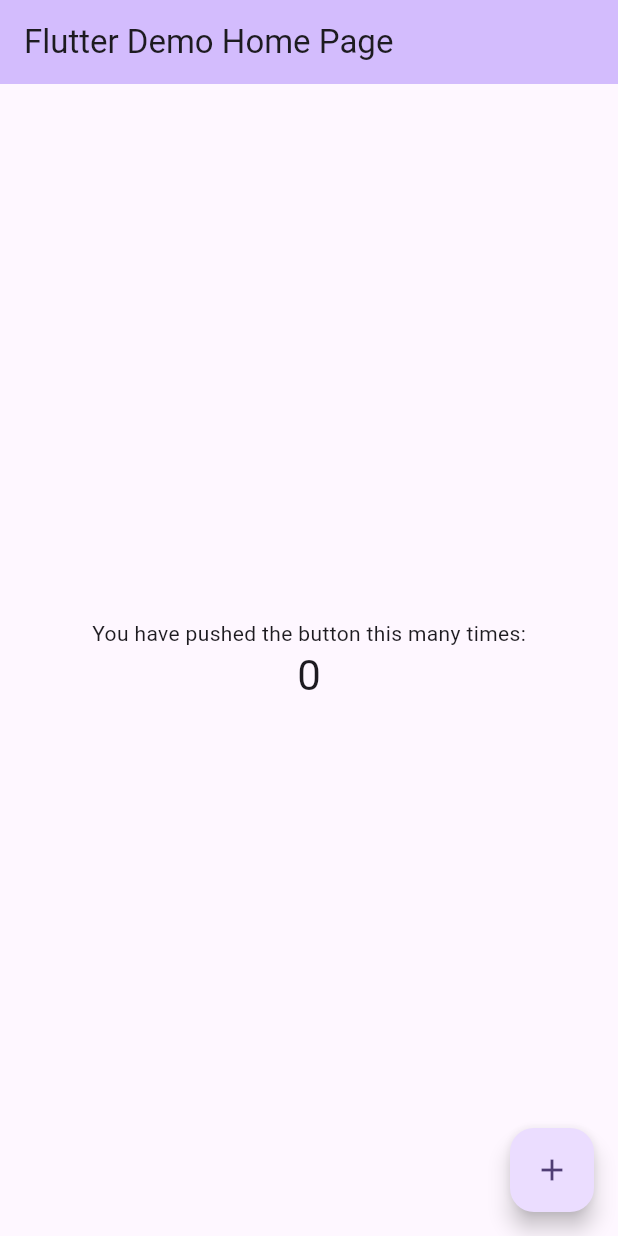
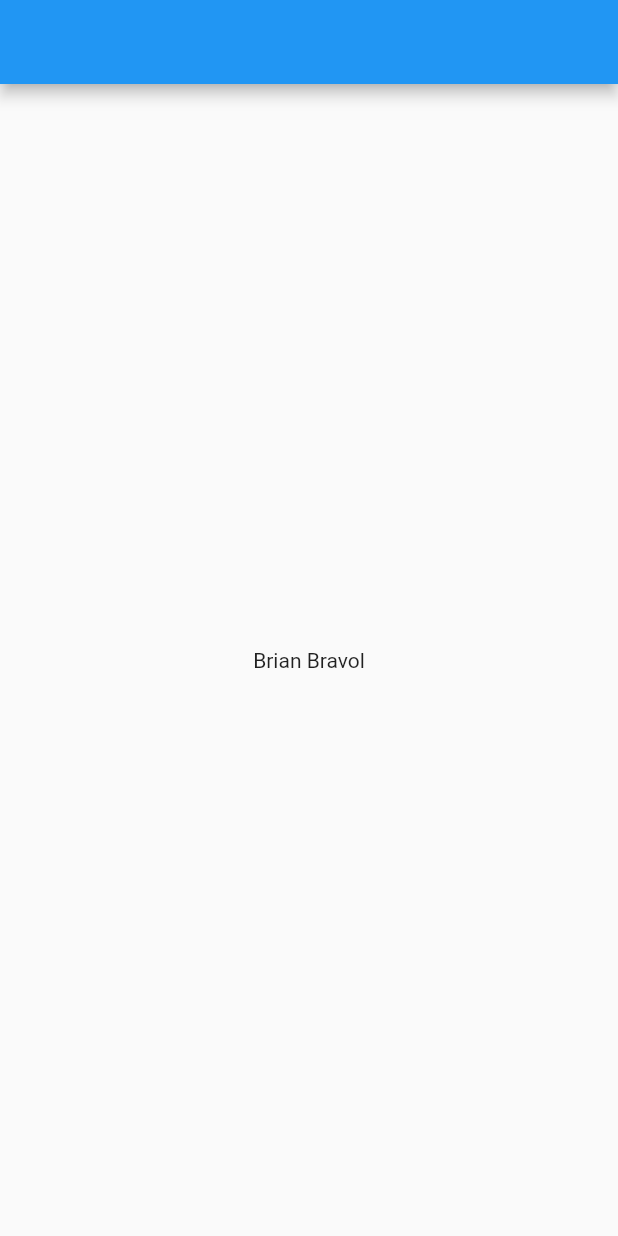
Before and after one commit to bravol/flutter_riverpod_app, a Flutter app: the screen it shows after launch, on a phone screen of 412 x 824 dp. Run offline on Flutter 3.47's test engine with Material 2 defaults, Android fonts, the phone set to English and light mode, and no system bars; our stand-ins replace flutter_riverpod.

Commit message:
PROVIDER

```diff
--- /dev/null
+++ b/lib/home_screen.dart
@@ -0,0 +1,46 @@
+import 'package:flutter/material.dart';
+import 'package:flutter_riverpod/flutter_riverpod.dart';
+import 'package:flutter_riverpod_app/main.dart';
+
+//NO 1
+
+// class HomeScreen extends ConsumerWidget {
+//   const HomeScreen({super.key});
+
+//   @override
+//   Widget build(BuildContext context, WidgetRef ref) {
+//     //methods for communication btn widgets and  providers.
+//     //1. Consumer widget
+//     final name = ref.watch(nameProvider);
+
+//     return Scaffold(
+//       appBar: AppBar(),
+//       body: Center(
+//         child: Text(name),
+//       ),
+//     );
+//   }
+// }
+
+//NO 2
+class HomeScreen extends StatelessWidget {
+  const HomeScreen({super.key});
+
+  @override
+  Widget build(BuildContext context) {
+    //methods for communication btn widgets and  providers.
+    //2. builder widget
+
+    return Scaffold(
+      appBar: AppBar(),
+      body: Consumer(
+        builder: (context, ref, child) {
+          final name = ref.watch(nameProvider);
+          return Center(
+            child: Text(name),
+          );
+        },
+      ),
+    );
+  }
+}
--- a/lib/main.dart
+++ b/lib/main.dart
@@ -1,7 +1,19 @@
 import 'package:flutter/material.dart';
+import 'package:flutter_riverpod/flutter_riverpod.dart';
+import 'package:flutter_riverpod_app/home_screen.dart';
+
+//providers
+//.PROVIDER. it provides data and it is read only
+// ref allows us to talk with other providers
+final nameProvider = Provider<String>((ref) => 'Brian Bravol');
 
 void main() {
-  runApp(const MyApp());
+  runApp(
+    //provider scope keeps the track of all providers. and ensures no leakage
+    const ProviderScope(
+      child: MyApp(),
+    ),
+  );
 }
 
 class MyApp extends StatelessWidget {
@@ -10,116 +22,6 @@ class MyApp extends StatelessWidget {
   // This widget is the root of your application.
   @override
   Widget build(BuildContext context) {
-    return MaterialApp(
-      title: 'Flutter Demo',
-      theme: ThemeData(
-        // This is the theme of your application.
-        //
-        // TRY THIS: Try running your application with "flutter run". You'll see
-        // the application has a blue toolbar. Then, without quitting the app,
-        // try changing the seedColor in the colorScheme below to Colors.green
-        // and then invoke "hot reload" (save your changes or press the "hot
-        // reload" button in a Flutter-supported IDE, or press "r" if you used
-        // the command line to start the app).
-        //
-        // Notice that the counter didn't reset back to zero; the application
-        // state is not lost during the reload. To reset the state, use hot
-        // restart instead.
-        //
-        // This works for code too, not just values: Most code changes can be
-        // tested with just a hot reload.
-        colorScheme: ColorScheme.fromSeed(seedColor: Colors.deepPurple),
-        useMaterial3: true,
-      ),
-      home: const MyHomePage(title: 'Flutter Demo Home Page'),
-    );
+    return const MaterialApp(home: HomeScreen());
   }
 }
-
-class MyHomePage extends StatefulWidget {
-  const MyHomePage({super.key, required this.title});
-
-  // This widget is the home page of your application. It is stateful, meaning
-  // that it has a State object (defined below) that contains fields that affect
-  // how it looks.
-
-  // This class is the configuration for the state. It holds the values (in this
-  // case the title) provided by the parent (in this case the App widget) and
-  // used by the build method of the State. Fields in a Widget subclass are
-  // always marked "final".
-
-  final String title;
-
-  @override
-  State<MyHomePage> createState() => _MyHomePageState();
-}
-
-class _MyHomePageState extends State<MyHomePage> {
-  int _counter = 0;
-
-  void _incrementCounter() {
-    setState(() {
-      // This call to setState tells the Flutter framework that something has
-      // changed in this State, which causes it to rerun the build method below
-      // so that the display can reflect the updated values. If we changed
-      // _counter without calling setState(), then the build method would not be
-      // called again, and so nothing would appear to happen.
-      _counter++;
-    });
-  }
-
-  @override
-  Widget build(BuildContext context) {
-    // This method is rerun every time setState is called, for instance as done
-    // by the _incrementCounter method above.
-    //
-    // The Flutter framework has been optimized to make rerunning build methods
-    // fast, so that you can just rebuild anything that needs updating rather
-    // than having to individually change instances of widgets.
-    return Scaffold(
-      appBar: AppBar(
-        // TRY THIS: Try changing the color here to a specific color (to
-        // Colors.amber, perhaps?) and trigger a hot reload to see the AppBar
-        // change color while the other colors stay the same.
-        backgroundColor: Theme.of(context).colorScheme.inversePrimary,
-        // Here we take the value from the MyHomePage object that was created by
-        // the App.build method, and use it to set our appbar title.
-        title: Text(widget.title),
-      ),
-      body: Center(
-        // Center is a layout widget. It takes a single child and positions it
-        // in the middle of the parent.
-        child: Column(
-          // Column is also a layout widget. It takes a list of children and
-          // arranges them vertically. By default, it sizes itself to fit its
-          // children horizontally, and tries to be as tall as its parent.
-          //
-          // Column has various properties to control how it sizes itself and
-          // how it positions its children. Here we use mainAxisAlignment to
-          // center the children vertically; the main axis here is the vertical
-          // axis because Columns are vertical (the cross axis would be
-          // horizontal).
-          //
-          // TRY THIS: Invoke "debug painting" (choose the "Toggle Debug Paint"
-          // action in the IDE, or press "p" in the console), to see the
-          // wireframe for each widget.
-          mainAxisAlignment: MainAxisAlignment.center,
-          children: <Widget>[
-            const Text(
-              'You have pushed the button this many times:',
-            ),
-            Text(
-              '$_counter',
-              style: Theme.of(context).textTheme.headlineMedium,
-            ),
-          ],
-        ),
-      ),
-      floatingActionButton: FloatingActionButton(
-        onPressed: _incrementCounter,
-        tooltip: 'Increment',
-        child: const Icon(Icons.add),
-      ), // This trailing comma makes auto-formatting nicer for build methods.
-    );
-  }
-}
--- a/pubspec.yaml
+++ b/pubspec.yaml
@@ -35,6 +35,7 @@ dependencies:
   # The following adds the Cupertino Icons font to your application.
   # Use with the CupertinoIcons class for iOS style icons.
   cupertino_icons: ^1.0.2
+  flutter_riverpod: ^2.4.5
 
 dev_dependencies:
   flutter_test:
```
Also changed, not shown: pubspec.lock.
